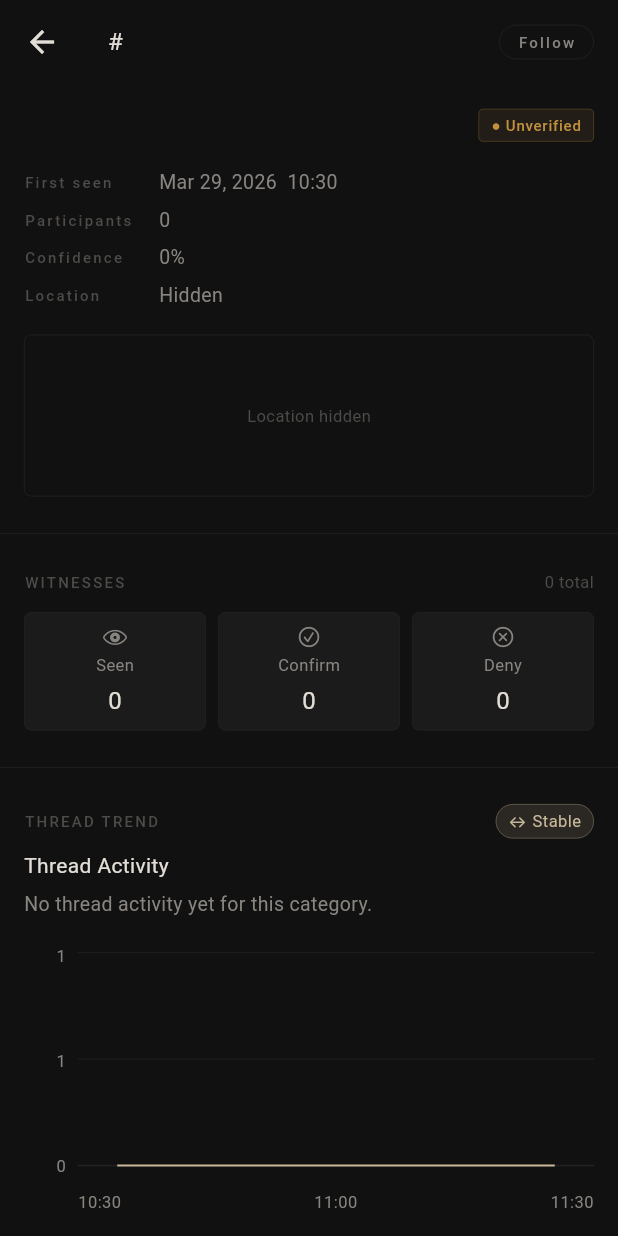
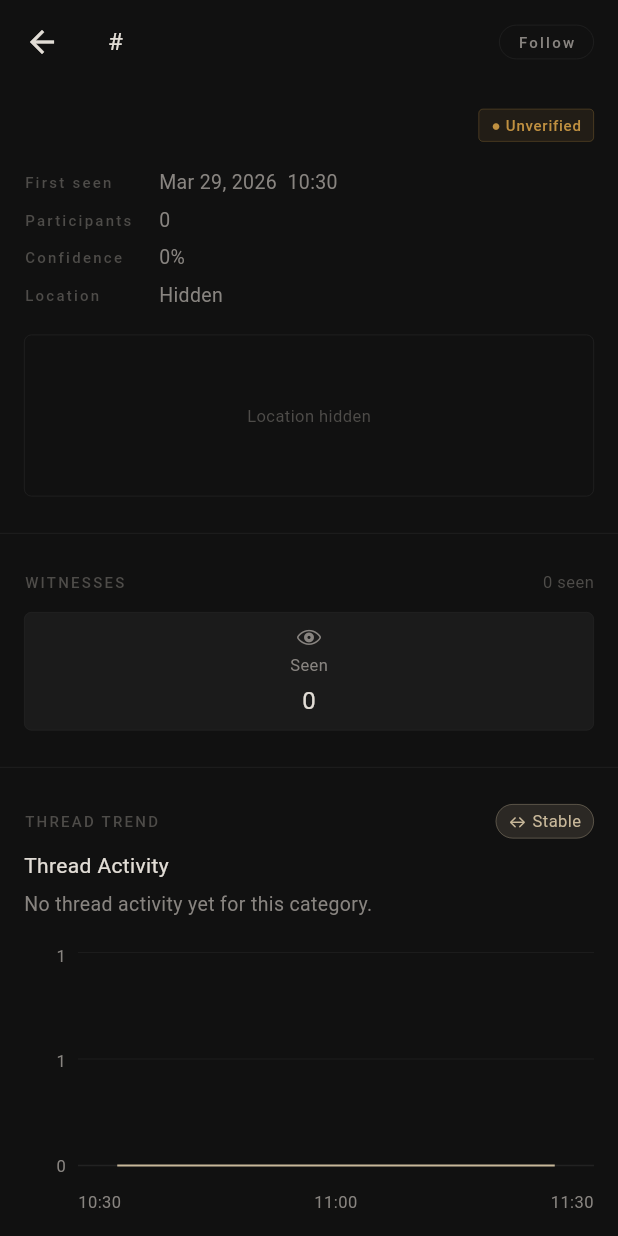
Before and after one commit to OpenTech-Lab/Spot-Mobile, a Flutter app: the EventScreen screen opened directly with empty values, on a phone screen of 412 x 824 dp. Run offline on Flutter 3.47's test engine with Material 3 defaults, Android fonts, the phone set to English and light mode, and no system bars; our stand-ins replace camera, connectivity_plus, device_info_plus, flutter_dotenv, flutter_map, flutter_secure_storage and 7 more; missing offline and left inert: bip39, pointycastle; accounts and stored records are empty; statements that could not run were skipped.

Commit message:
feat(event-screen): refine witness signal handling and update UI feedback

```diff
--- a/lib/features/event/event_screen.dart
+++ b/lib/features/event/event_screen.dart
@@ -374,6 +374,9 @@ Duration? witnessCooldownRemainingForUsers(
   witnessCooldownEndsAtForUsers(witnesses, userIds, cooldown: cooldown),
   now: now,
 );
+
+WitnessType? eventScreenVisibleWitnessType(WitnessType? type) =>
+    type == WitnessType.seen ? type : null;
 
 String formatWitnessCooldown(Duration remaining) {
   final totalSeconds = math.max(0, remaining.inSeconds);
@@ -654,9 +657,11 @@ class _EventScreenState extends State<EventScreen> {
               ),
               child: _WitnessSummary(
                 event: _event,
-                selectedType: selectedWitnessTypeForUsers(
-                  _event.witnesses,
-                  _witnessActorIds,
+                selectedType: eventScreenVisibleWitnessType(
+                  selectedWitnessTypeForUsers(
+                    _event.witnesses,
+                    _witnessActorIds,
+                  ),
                 ),
                 cooldownRemaining: _witnessCooldownRemaining,
                 isSubmitting: _isSubmittingWitness,
@@ -1392,7 +1397,7 @@ class _TrustBadge extends StatelessWidget {
 
 // ── Witness summary ────────────────────────────────────────────────────────────
 
-/// Shows seen / confirm / deny counts and lets the user submit a signal.
+/// Shows the seen count and lets the user submit or clear a seen signal.
 class _WitnessSummary extends StatelessWidget {
   const _WitnessSummary({
     required this.event,
@@ -1412,8 +1417,6 @@ class _WitnessSummary extends StatelessWidget {
 
   @override
   Widget build(BuildContext context) {
-    final totalWitnesses =
-        event.seenCount + event.confirmCount + event.denyCount;
     final buttonsDisabled = isSubmitting || cooldownRemaining != null;
     final cooldownLabel = cooldownRemaining == null
         ? null
@@ -1428,7 +1431,7 @@ class _WitnessSummary extends StatelessWidget {
             const Spacer(),
             Text(
               cooldownLabel == null
-                  ? '$totalWitnesses total'
+                  ? '${event.seenCount} seen'
                   : 'Locked $cooldownLabel',
               style: SpotType.caption.copyWith(
                 color: cooldownLabel == null
@@ -1451,38 +1454,18 @@ class _WitnessSummary extends StatelessWidget {
                 color: SpotColors.textSecondary,
                 onTap: () => onWitness!(WitnessType.seen),
               ),
-              const SizedBox(width: SpotSpacing.sm),
-              _WitnessButton(
-                label: 'Confirm',
-                icon: CupertinoIcons.checkmark_circle,
-                count: event.confirmCount,
-                isSelected: selectedType == WitnessType.confirm,
-                isDisabled: buttonsDisabled,
-                color: SpotColors.success,
-                onTap: () => onWitness!(WitnessType.confirm),
-              ),
-              const SizedBox(width: SpotSpacing.sm),
-              _WitnessButton(
-                label: 'Deny',
-                icon: CupertinoIcons.xmark_circle,
-                count: event.denyCount,
-                isSelected: selectedType == WitnessType.deny,
-                isDisabled: buttonsDisabled,
-                color: SpotColors.danger,
-                onTap: () => onWitness!(WitnessType.deny),
-              ),
             ],
           ),
           if (cooldownLabel != null) ...[
             const SizedBox(height: SpotSpacing.sm),
             Text(
-              'Wait $cooldownLabel before changing or cancelling your signal.',
+              'Wait $cooldownLabel before updating your seen signal.',
               style: SpotType.caption.copyWith(color: SpotColors.warning),
             ),
           ] else if (selectedType != null) ...[
             const SizedBox(height: SpotSpacing.sm),
             Text(
-              'Tap your selected signal again to remove it.',
+              'Tap Seen again to remove it.',
               style: SpotType.caption.copyWith(color: SpotColors.textSecondary),
             ),
           ],
```
Also changed, not shown: 1 other file.
